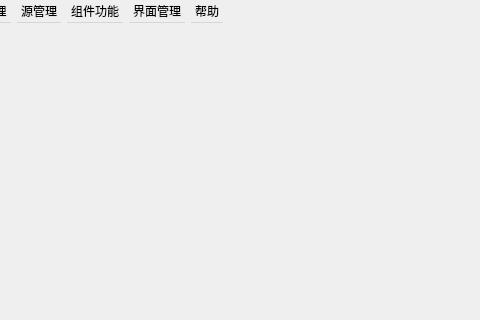
This is ui/vek.ui in gfdgd-xi/vekcode as Qt 5 draws it before an edit; both pictures show x 93 to 573 and y 0 to 320 of the 800 by 600 pixel window. The edited form follows.
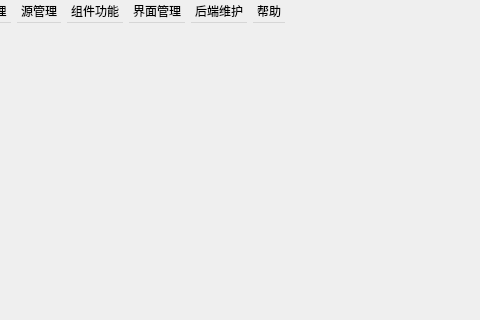
This is the edited form. Custom widgets are drawn as their Qt base class.

```diff
--- a/ui/vek.ui
+++ b/ui/vek.ui
@@ -463,11 +463,17 @@
     </property>
     <addaction name="action_repair_stalonetray_wineprc_winetricks"/>
    </widget>
+   <widget class="QMenu" name="menu_8">
+    <property name="title">
+     <string>后端维护</string>
+    </property>
+   </widget>
    <addaction name="menu"/>
    <addaction name="menuWine"/>
    <addaction name="menu_3"/>
    <addaction name="menu_7"/>
    <addaction name="menu_4"/>
+   <addaction name="menu_8"/>
    <addaction name="menu_2"/>
   </widget>
   <action name="action_AddApp">
```
